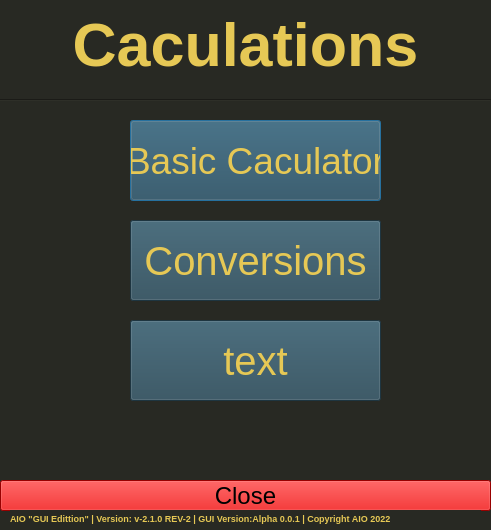
Above: AIO Gui/Caculations.ui from AIO-Software-tech/The-All-In-One-Project before the change. Below: the same form after it.
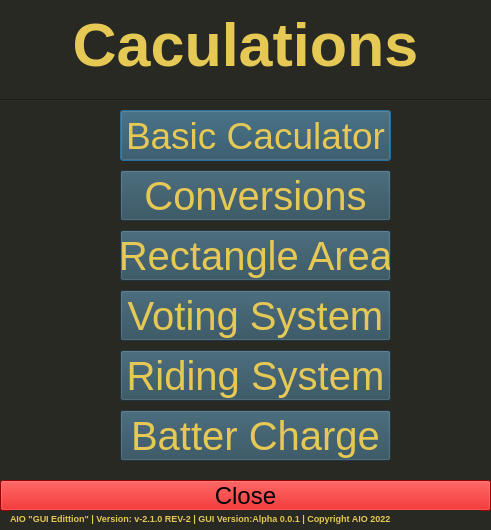
That is the form after the change.

What changed in the file:
```diff
--- a/AIO Gui/Caculations.ui
+++ b/AIO Gui/Caculations.ui
@@ -111,10 +111,10 @@
   <widget class="QPushButton" name="Personal">
    <property name="geometry">
     <rect>
-     <x>130</x>
-     <y>120</y>
-     <width>251</width>
-     <height>81</height>
+     <x>120</x>
+     <y>110</y>
+     <width>271</width>
+     <height>51</height>
     </rect>
    </property>
    <property name="font">
@@ -133,10 +133,10 @@
   <widget class="QPushButton" name="Personal_2">
    <property name="geometry">
     <rect>
-     <x>130</x>
-     <y>220</y>
-     <width>251</width>
-     <height>81</height>
+     <x>120</x>
+     <y>170</y>
+     <width>271</width>
+     <height>51</height>
     </rect>
    </property>
    <property name="font">
@@ -155,10 +155,10 @@
   <widget class="QPushButton" name="Personal_3">
    <property name="geometry">
     <rect>
-     <x>130</x>
-     <y>320</y>
-     <width>251</width>
-     <height>81</height>
+     <x>120</x>
+     <y>230</y>
+     <width>271</width>
+     <height>51</height>
     </rect>
    </property>
    <property name="font">
@@ -171,7 +171,7 @@
 background-color: rgb(42, 74, 89);</string>
    </property>
    <property name="text">
-    <string>text</string>
+    <string>Rectangle Area</string>
    </property>
   </widget>
   <widget class="Line" name="line">
@@ -196,6 +196,72 @@
     <enum>Qt::Horizontal</enum>
    </property>
   </widget>
+  <widget class="QPushButton" name="Personal_4">
+   <property name="geometry">
+    <rect>
+     <x>120</x>
+     <y>290</y>
+     <width>271</width>
+     <height>51</height>
+    </rect>
+   </property>
+   <property name="font">
+    <font>
+     <pointsize>30</pointsize>
+    </font>
+   </property>
+   <property name="styleSheet">
+    <string notr="true">color: rgb(230, 200, 85);
+background-color: rgb(42, 74, 89);</string>
+   </property>
+   <property name="text">
+    <string>Voting System</string>
+   </property>
+  </widget>
+  <widget class="QPushButton" name="Personal_5">
+   <property name="geometry">
+    <rect>
+     <x>120</x>
+     <y>350</y>
+     <width>271</width>
+     <height>51</height>
+    </rect>
+   </property>
+   <property name="font">
+    <font>
+     <pointsize>30</pointsize>
+    </font>
+   </property>
+   <property name="styleSheet">
+    <string notr="true">color: rgb(230, 200, 85);
+background-color: rgb(42, 74, 89);</string>
+   </property>
+   <property name="text">
+    <string>Riding System</string>
+   </property>
+  </widget>
+  <widget class="QPushButton" name="Personal_6">
+   <property name="geometry">
+    <rect>
+     <x>120</x>
+     <y>410</y>
+     <width>271</width>
+     <height>51</height>
+    </rect>
+   </property>
+   <property name="font">
+    <font>
+     <pointsize>30</pointsize>
+    </font>
+   </property>
+   <property name="styleSheet">
+    <string notr="true">color: rgb(230, 200, 85);
+background-color: rgb(42, 74, 89);</string>
+   </property>
+   <property name="text">
+    <string>Batter Charge</string>
+   </property>
+  </widget>
  </widget>
  <resources/>
  <connections/>
```
Left out of the diff: 4 changed lines with no effect on the pictures.
